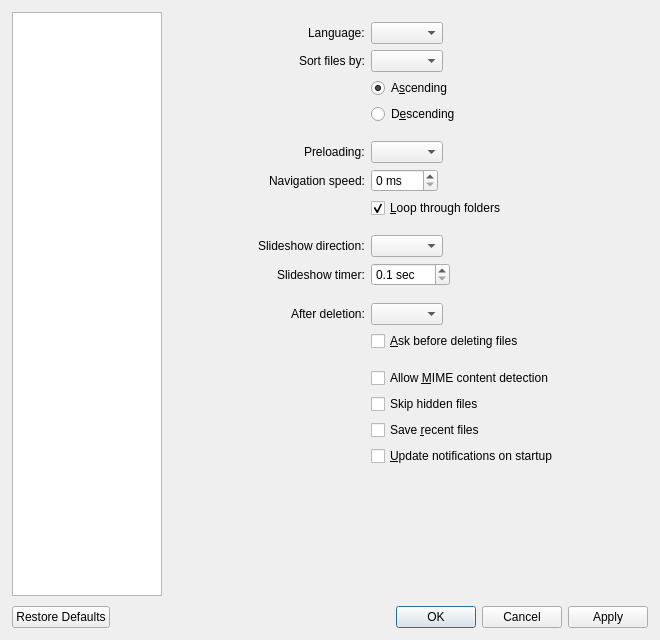
First picture: the form in src/qvoptionsdialog.ui, repository jdpurcell/qView, before the edit.
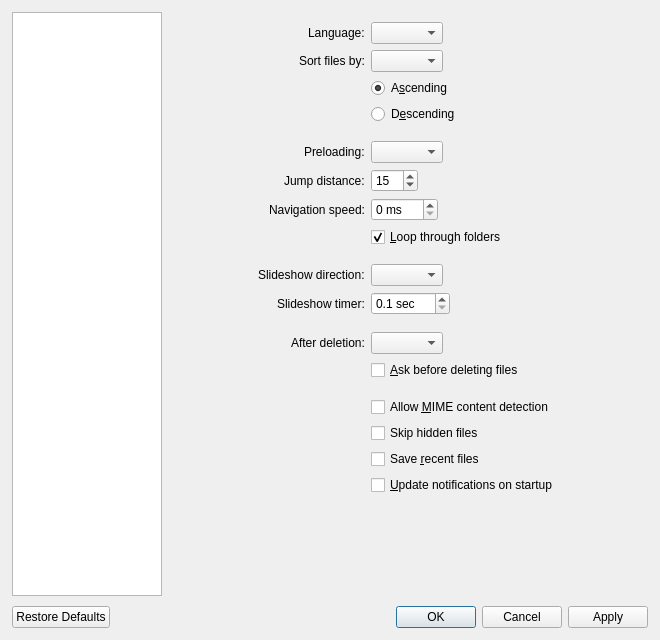
Second picture: the form after the edit. The open tabs and pages were chosen to show the change.

Commit message: Jump navigation feature

Diff of the .ui file:
```diff
--- a/src/qvoptionsdialog.ui
+++ b/src/qvoptionsdialog.ui
@@ -800,13 +800,39 @@
            </widget>
           </item>
           <item row="6" column="0">
+           <widget class="QLabel" name="jumpDistanceLabel">
+            <property name="text">
+             <string>Jump distance:</string>
+            </property>
+            <property name="buddy">
+             <cstring>jumpDistanceSpinBox</cstring>
+            </property>
+           </widget>
+          </item>
+          <item row="6" column="1">
+           <widget class="QSpinBox" name="jumpDistanceSpinBox">
+            <property name="minimum">
+             <number>5</number>
+            </property>
+            <property name="maximum">
+             <number>250</number>
+            </property>
+            <property name="singleStep">
+             <number>5</number>
+            </property>
+            <property name="value">
+             <number>15</number>
+            </property>
+           </widget>
+          </item>
+          <item row="7" column="0">
            <widget class="QLabel" name="label_9">
             <property name="text">
              <string>Navigation speed:</string>
             </property>
            </widget>
           </item>
-          <item row="6" column="1">
+          <item row="7" column="1">
            <widget class="QSpinBox" name="navSpeedSpinBox">
             <property name="suffix">
              <string> ms</string>
@@ -816,7 +842,7 @@
             </property>
            </widget>
           </item>
-          <item row="7" column="1">
+          <item row="8" column="1">
            <widget class="QCheckBox" name="loopFoldersCheckbox">
             <property name="toolTip">
              <string>Controls whether or not qView should go back to the first item after reaching the end of a folder</string>
@@ -829,7 +855,7 @@
             </property>
            </widget>
           </item>
-          <item row="8" column="1">
+          <item row="9" column="1">
            <spacer name="horizontalSpacer_5">
             <property name="orientation">
              <enum>Qt::Orientation::Horizontal</enum>
@@ -842,24 +868,24 @@
             </property>
            </spacer>
           </item>
-          <item row="9" column="0">
+          <item row="10" column="0">
            <widget class="QLabel" name="label_4">
             <property name="text">
              <string>Slideshow direction:</string>
             </property>
            </widget>
           </item>
-          <item row="9" column="1">
+          <item row="10" column="1">
            <widget class="QComboBox" name="slideshowDirectionComboBox"/>
           </item>
-          <item row="10" column="0">
+          <item row="11" column="0">
            <widget class="QLabel" name="label_5">
             <property name="text">
              <string>Slideshow timer:</string>
             </property>
            </widget>
           </item>
-          <item row="10" column="1">
+          <item row="11" column="1">
            <widget class="QDoubleSpinBox" name="slideshowTimerSpinBox">
             <property name="suffix">
              <string> sec</string>
@@ -878,7 +904,7 @@
             </property>
            </widget>
           </item>
-          <item row="11" column="1">
+          <item row="12" column="1">
            <spacer name="horizontalSpacer_7">
             <property name="orientation">
              <enum>Qt::Orientation::Horizontal</enum>
@@ -891,37 +917,37 @@
             </property>
            </spacer>
           </item>
-          <item row="12" column="0">
+          <item row="13" column="0">
            <widget class="QLabel" name="label_10">
             <property name="text">
              <string>After deletion:</string>
             </property>
            </widget>
           </item>
-          <item row="12" column="1">
-           <widget class="QComboBox" name="afterDeletionComboBox"/>
-          </item>
           <item row="13" column="1">
+           <widget class="QComboBox" name="afterDeletionComboBox"/>
+          </item>
+          <item row="14" column="1">
            <widget class="QCheckBox" name="askDeleteCheckbox">
             <property name="text">
              <string>&amp;Ask before deleting files</string>
             </property>
            </widget>
           </item>
-          <item row="14" column="1">
-           <spacer name="horizontalSpacer_8">
-            <property name="orientation">
-             <enum>Qt::Orientation::Horizontal</enum>
-            </property>
-            <property name="sizeHint" stdset="0">
-             <size>
-              <width>40</width>
-              <height>5</height>
-             </size>
-            </property>
-           </spacer>
-          </item>
           <item row="15" column="1">
+           <spacer name="horizontalSpacer_8">
+            <property name="orientation">
+             <enum>Qt::Orientation::Horizontal</enum>
+            </property>
+            <property name="sizeHint" stdset="0">
+             <size>
+              <width>40</width>
+              <height>5</height>
+             </size>
+            </property>
+           </spacer>
+          </item>
+          <item row="16" column="1">
            <widget class="QCheckBox" name="mimeContentDetectionCheckbox">
             <property name="toolTip">
              <string>Detect supported files in folder even if extension isn't recognized (may be slow with larger/network folders)</string>
@@ -931,7 +957,7 @@
             </property>
            </widget>
           </item>
-          <item row="16" column="1">
+          <item row="17" column="1">
            <widget class="QCheckBox" name="skipHiddenCheckbox">
             <property name="toolTip">
              <string>May be slow with network folders</string>
@@ -941,14 +967,14 @@
             </property>
            </widget>
           </item>
-          <item row="17" column="1">
+          <item row="18" column="1">
            <widget class="QCheckBox" name="saveRecentsCheckbox">
             <property name="text">
              <string>Save &amp;recent files</string>
             </property>
            </widget>
           </item>
-          <item row="18" column="1">
+          <item row="19" column="1">
            <widget class="QCheckBox" name="updateCheckbox">
             <property name="text">
              <string extracomment="The notifications are for new qView releases">&amp;Update notifications on startup</string>
```
Left out of the diff: 3 changed lines with no effect on the pictures. The commit also changes 19 other files.
